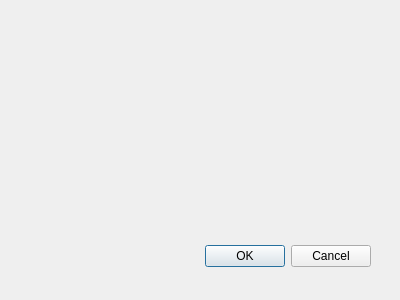
WerthersEchte/tachy2gis, file tachy2gis_base.ui: the form before one commit.
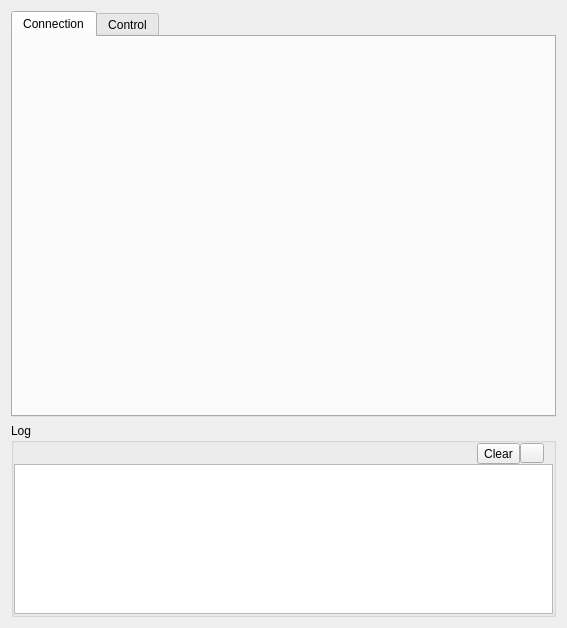
The form after the commit. Icons and pictures are not drawn.

Commit message: Gui base design

Patch:
```diff
--- a/tachy2gis_base.ui
+++ b/tachy2gis_base.ui
@@ -1,33 +1,164 @@
 <ui version="4.0" >
  <class>Tachy2GISDialogBase</class>
- <widget class="QDialog" name="Tachy2GISDialogBase" >
-  <property name="geometry" >
+ <widget class="QDialog" name="Tachy2GISDialogBase">
+  <property name="geometry">
    <rect>
     <x>0</x>
     <y>0</y>
-    <width>400</width>
-    <height>300</height>
+    <width>567</width>
+    <height>628</height>
    </rect>
   </property>
   <property name="windowTitle" >
    <string>Tachy2GIS</string>
   </property>
-  <widget class="QDialogButtonBox" name="button_box" >
-   <property name="geometry" >
-    <rect>
-     <x>30</x>
-     <y>240</y>
-     <width>341</width>
-     <height>32</height>
-    </rect>
-   </property>
-   <property name="orientation" >
-    <enum>Qt::Horizontal</enum>
-   </property>
-   <property name="standardButtons" >
-    <set>QDialogButtonBox::Cancel|QDialogButtonBox::Ok</set>
-   </property>
-  </widget>
+  <layout class="QVBoxLayout" name="verticalLayout">
+   <item>
+    <widget class="QTabWidget" name="tabWidget">
+     <property name="currentIndex">
+      <number>0</number>
+     </property>
+     <widget class="QWidget" name="connectionTab">
+      <attribute name="title">
+       <string>Connection</string>
+      </attribute>
+     </widget>
+     <widget class="QWidget" name="controlTab">
+      <attribute name="title">
+       <string>Control</string>
+      </attribute>
+     </widget>
+    </widget>
+   </item>
+   <item>
+    <widget class="QGroupBox" name="logBox">
+     <property name="title">
+      <string>Log</string>
+     </property>
+     <layout class="QVBoxLayout" name="verticalLayout_2">
+      <property name="spacing">
+       <number>0</number>
+      </property>
+      <property name="leftMargin">
+       <number>0</number>
+      </property>
+      <property name="topMargin">
+       <number>0</number>
+      </property>
+      <property name="rightMargin">
+       <number>0</number>
+      </property>
+      <property name="bottomMargin">
+       <number>0</number>
+      </property>
+      <item>
+       <widget class="QFrame" name="logBoxOptions">
+        <property name="frameShape">
+         <enum>QFrame::NoFrame</enum>
+        </property>
+        <property name="frameShadow">
+         <enum>QFrame::Plain</enum>
+        </property>
+        <layout class="QHBoxLayout" name="horizontalLayout">
+         <property name="spacing">
+          <number>0</number>
+         </property>
+         <property name="leftMargin">
+          <number>0</number>
+         </property>
+         <property name="topMargin">
+          <number>0</number>
+         </property>
+         <property name="rightMargin">
+          <number>9</number>
+         </property>
+         <property name="bottomMargin">
+          <number>0</number>
+         </property>
+         <item>
+          <spacer name="logBoxOptionsSpacer">
+           <property name="orientation">
+            <enum>Qt::Horizontal</enum>
+           </property>
+           <property name="sizeHint" stdset="0">
+            <size>
+             <width>472</width>
+             <height>20</height>
+            </size>
+           </property>
+          </spacer>
+         </item>
+         <item>
+          <widget class="QToolButton" name="logBoxOptionsClearToolButton">
+           <property name="text">
+            <string>Clear</string>
+           </property>
+          </widget>
+         </item>
+         <item>
+          <widget class="QToolButton" name="logBoxOptionsHideToolButton">
+           <property name="toolTip">
+            <string>Hide Log</string>
+           </property>
+           <property name="text">
+            <string/>
+           </property>
+           <property name="icon">
+            <iconset>
+             <normaloff>img/eye_closed.png</normaloff>img/eye_closed.png</iconset>
+           </property>
+           <property name="iconSize">
+            <size>
+             <width>16</width>
+             <height>13</height>
+            </size>
+           </property>
+          </widget>
+         </item>
+        </layout>
+       </widget>
+      </item>
+      <item>
+       <widget class="QTextEdit" name="logBoxLogTextEdit">
+        <property name="sizePolicy">
+         <sizepolicy hsizetype="Expanding" vsizetype="Fixed">
+          <horstretch>0</horstretch>
+          <verstretch>0</verstretch>
+         </sizepolicy>
+        </property>
+        <property name="minimumSize">
+         <size>
+          <width>0</width>
+          <height>150</height>
+         </size>
+        </property>
+        <property name="maximumSize">
+         <size>
+          <width>16777215</width>
+          <height>150</height>
+         </size>
+        </property>
+        <property name="baseSize">
+         <size>
+          <width>0</width>
+          <height>150</height>
+         </size>
+        </property>
+        <property name="lineWrapMode">
+         <enum>QTextEdit::NoWrap</enum>
+        </property>
+        <property name="readOnly">
+         <bool>true</bool>
+        </property>
+        <property name="textInteractionFlags">
+         <set>Qt::TextSelectableByKeyboard|Qt::TextSelectableByMouse</set>
+        </property>
+       </widget>
+      </item>
+     </layout>
+    </widget>
+   </item>
+  </layout>
  </widget>
  <resources/>
  <connections>
```
Left out of the diff: 40 changed lines with no effect on the pictures. The commit also changes 2 other files.
